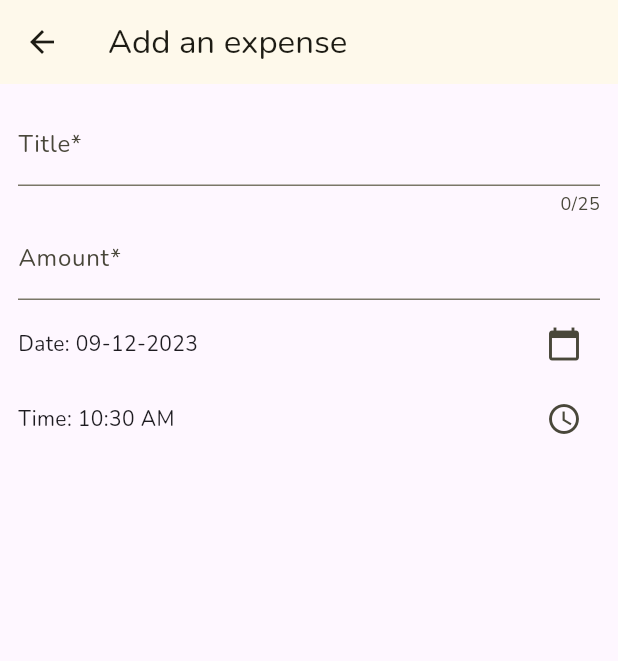
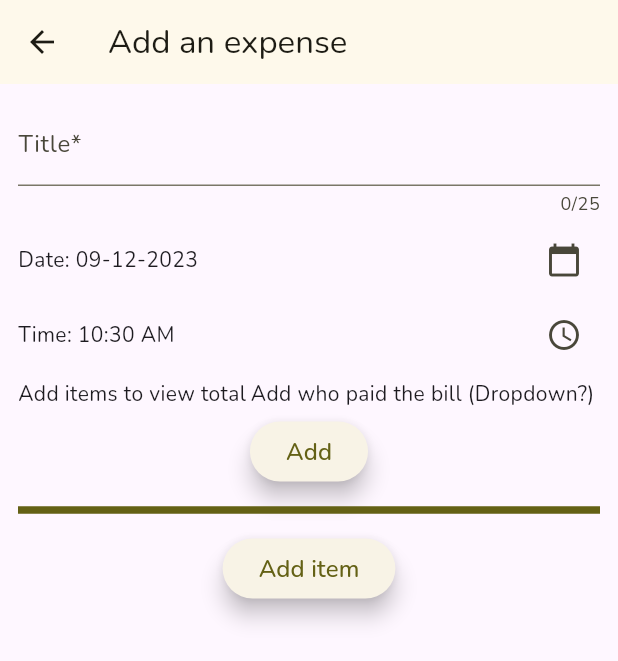
Before and after one commit to Midwayne/popbill, a Flutter app: the GroupPage screen opened directly with empty values, after a tap on the "payment" icon, on a phone screen of 412 x 824 dp. Shown: the top 661 px of the screen. Run offline on Flutter 3.47's test engine with Material 3 defaults, Android fonts, the phone set to English and light mode, and no system bars; our stand-ins replace cloud_firestore, firebase_auth, firebase_core, flutter_svg, google_fonts, google_sign_in and 2 more; missing offline and left inert: mat_month_picker_dialog, simple_barcode_scanner; accounts and stored records are empty.

```diff
--- a/lib/widgets/split/add_group_expense.dart
+++ b/lib/widgets/split/add_group_expense.dart
@@ -1,9 +1,13 @@
 import 'package:flutter/material.dart';
 import 'package:flutter/services.dart';
 import 'package:intl/intl.dart';
+import 'package:popbill/models/group.dart';
 
 class AddGroupExpense extends StatefulWidget {
-  const AddGroupExpense({super.key});
+  const AddGroupExpense({Key? key, required this.group}) : super(key: key);
+
+  final Group group;
+
   @override
   State<AddGroupExpense> createState() {
     return _AddGroupExpenseState();
@@ -86,38 +90,6 @@ class _AddGroupExpenseState extends State<AddGroupExpense> {
                   return null;
                 },
               ),
-              Row(
-                children: [
-                  //Here instead of price, add a text widget which automatically calculates the total
-                  //as the items are added. do not display this textbox if no items are added
-                  //below it, we have a drop down box to select who paid for the items
-                  Expanded(
-                    child: TextFormField(
-                      keyboardType:
-                          const TextInputType.numberWithOptions(decimal: true),
-                      decoration: const InputDecoration(
-                          labelText: 'Amount*', hintText: '19.99'),
-                      inputFormatters: [
-                        FilteringTextInputFormatter
-                            .singleLineFormatter, // No line break
-                        FilteringTextInputFormatter.allow(
-                            RegExp(r'^\d+\.?\d{0,2}$')), // Only double values
-                      ],
-                      validator: (value) {
-                        if (value == null || value.trim().isEmpty) {
-                          return 'Please enter the price';
-                        }
-                        try {
-                          price = double.parse(value);
-                          return null; // Return null if parsing is successful
-                        } catch (e) {
-                          return 'Not a number';
-                        }
-                      },
-                    ),
-                  ),
-                ],
-              ),
               SizedBox(height: 5),
               Row(
                 children: [
@@ -147,6 +119,81 @@ class _AddGroupExpenseState extends State<AddGroupExpense> {
                 ],
               ),
               SizedBox(height: 5),
+              Row(
+                children: [
+                  //Here instead of price, add a text widget which automatically calculates the total
+                  //as the items are added. do not display this textbox if no items are added
+                  //below it, we have a drop down box to select who paid for the items
+                  (price != 0.0)
+                      ? Text('Total spent: $price')
+                      : Text('Add items to view total'),
+                  const SizedBox(width: 3),
+                  const Text('Add who paid the bill (Dropdown?)'),
+                  /*Expanded(
+                    child: TextFormField(
+                      keyboardType:
+                          const TextInputType.numberWithOptions(decimal: true),
+                      decoration: const InputDecoration(
+                          labelText: 'Amount*', hintText: '19.99'),
+                      inputFormatters: [
+                        FilteringTextInputFormatter
+                            .singleLineFormatter, // No line break
+                        FilteringTextInputFormatter.allow(
+                            RegExp(r'^\d+\.?\d{0,2}$')), // Only double values
+                      ],
+                      validator: (value) {
+                        if (value == null || value.trim().isEmpty) {
+                          return 'Please enter the price';
+                        }
+                        try {
+                          price = double.parse(value);
+                          return null; // Return null if parsing is successful
+                        } catch (e) {
+                          return 'Not a number';
+                        }
+                      },
+                    ),
+                  ),*/
+                ],
+              ),
+              const SizedBox(height: 5),
+              Center(
+                child: ElevatedButton(
+                  style: const ButtonStyle(
+                    elevation: MaterialStatePropertyAll(6),
+                  ),
+                  onPressed: () {},
+                  child: const Text(
+                    'Add',
+                    style: TextStyle(
+                      fontSize: 16,
+                    ),
+                  ),
+                ),
+              ),
+              const SizedBox(height: 5),
+              Divider(
+                height: 20,
+                thickness: 5,
+                //indent: 20,
+                //endIndent: 0,
+                color: Theme.of(context).colorScheme.primary,
+              ),
+              const SizedBox(height: 5),
+              Center(
+                child: ElevatedButton(
+                  style: const ButtonStyle(
+                    elevation: MaterialStatePropertyAll(6),
+                  ),
+                  onPressed: () {},
+                  child: const Text(
+                    'Add item',
+                    style: TextStyle(
+                      fontSize: 16,
+                    ),
+                  ),
+                ),
+              ),
             ],
           ),
         ),
--- a/lib/widgets/split/group_page.dart
+++ b/lib/widgets/split/group_page.dart
@@ -25,7 +25,7 @@ class _GroupPageState extends State<GroupPage> {
             onPressed: () {
               Navigator.of(context).push(
                 MaterialPageRoute(
-                  builder: (context) => const AddGroupExpense(),
+                  builder: (context) => AddGroupExpense(group: widget.group),
                 ),
               );
             },
```
